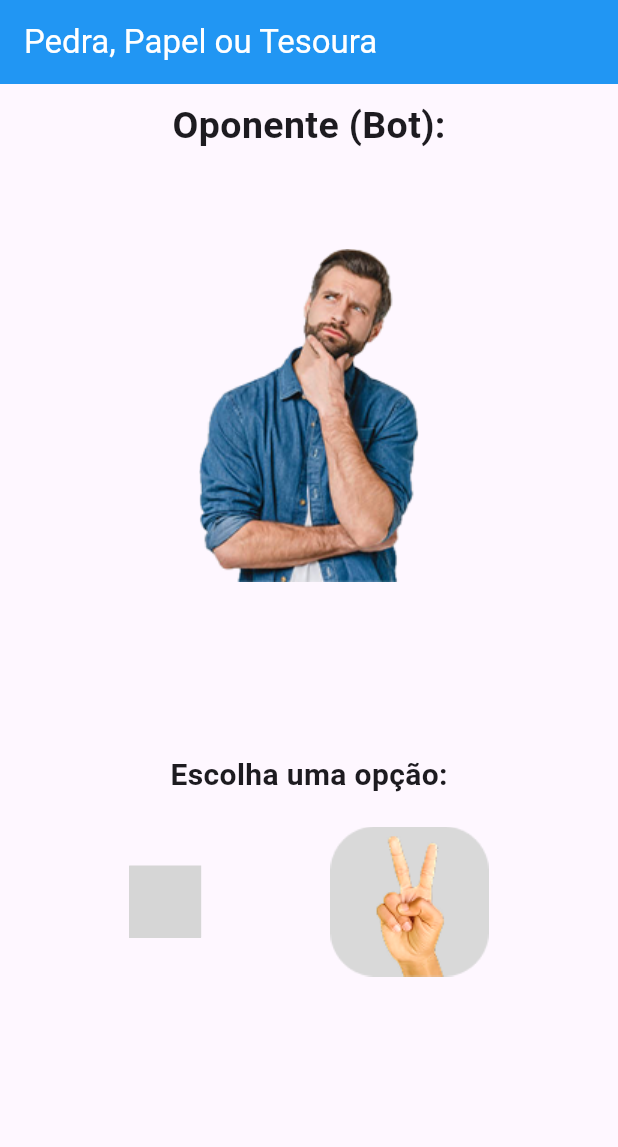
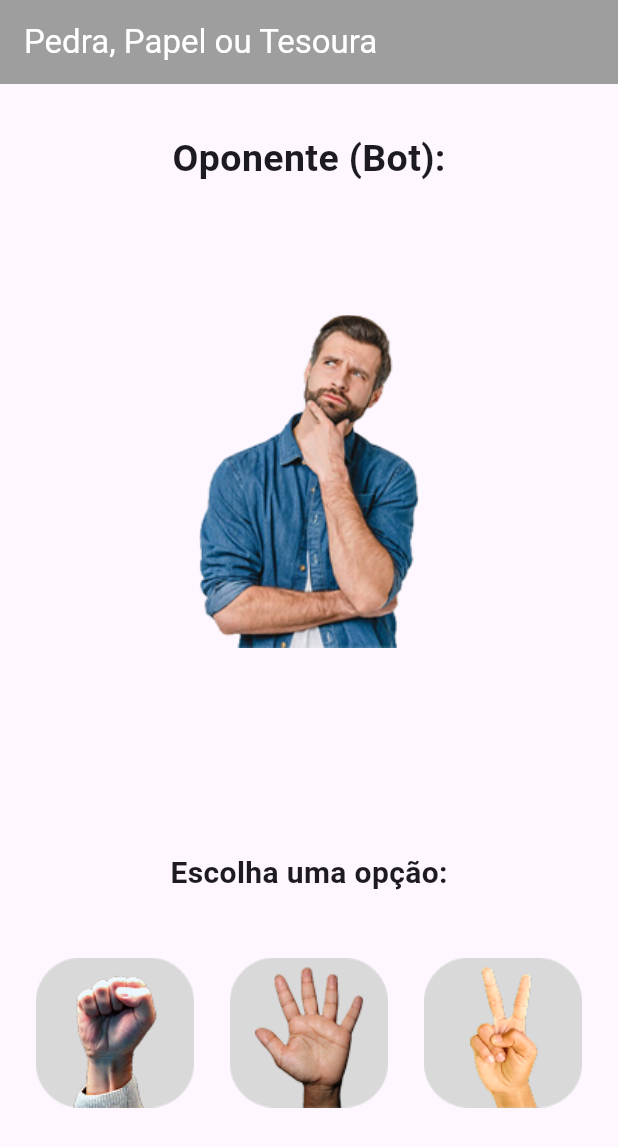
Before and after one commit to joaovictormuraror/jokenpo, a Flutter app: the screen it shows after launch, on a phone screen of 412 x 824 dp. Shown: the top 1147 px of the screen. Run offline on Flutter 3.47's test engine with Material 3 defaults, Android fonts, the phone set to English and light mode, and no system bars; grey boxes are pictures that could not be loaded.

Commit message:
animacao girando kkk

```diff
--- a/lib/main.dart
+++ b/lib/main.dart
@@ -1,3 +1,5 @@
+import 'dart:math';
+import 'dart:async';
 
 import 'package:flutter/material.dart';
 
@@ -17,16 +19,69 @@ class TelaInicial extends StatefulWidget {
 }
 
 class _TelaInicialState extends State<TelaInicial> {
+
+
+  List opcoes = ["pedra", "papel", "tesoura"];
+  String _mensagem = "Escolha uma opção:";
+  String _bot = "assets/img/homem.png";
+  String? _jogadaUsuario;
+  bool _jogadaFeita = false;
+  bool _animando = false;
+  double _rotacao = 0.0;
+
+  void realizarJogo() {
+    if (_jogadaUsuario == null) return;
+
+    setState(() {
+      _animando = true;
+      _bot = "assets/img/mao_chacoalha.png";
+      _rotacao += 1.0; // para girar 360 graus
+    });
+
+    Timer(Duration(seconds: 2), () {
+      int i = Random().nextInt(3);
+      String escolherAleatorio = opcoes[i];
+
+      setState(() {
+        _bot = "assets/img/" + escolherAleatorio + ".png";
+
+        if (_jogadaUsuario == "pedra" && escolherAleatorio == "tesoura" ||
+            _jogadaUsuario == "papel" && escolherAleatorio == "pedra" ||
+            _jogadaUsuario == "tesoura" && escolherAleatorio == "papel") {
+          _mensagem = "Você ganhou do bot";
+        } else if (_jogadaUsuario == "pedra" && escolherAleatorio == "papel" ||
+                   _jogadaUsuario == "papel" && escolherAleatorio == "tesoura" ||
+                   _jogadaUsuario == "tesoura" && escolherAleatorio == "pedra") {
+          _mensagem = "Você perdeu pro bot kkkkkkkk";
+        } else {
+          _mensagem = "Deu empate 👀";
+        }
+
+        _jogadaFeita = true;
+        _animando = false;
+      });
+    });
+  }
+
+  void resetarJogo() {
+    setState(() {
+      _jogadaUsuario = null;
+      _mensagem = "Escolha uma opção:";
+      _bot = "assets/img/homem.png";
+      _jogadaFeita = false;
+    });
+  }
+
   @override
   Widget build(BuildContext context) {
     return Scaffold(
       appBar: AppBar(
         title: Text("Pedra, Papel ou Tesoura"),
-        backgroundColor: Colors.blue,
+        backgroundColor: Colors.grey,
         foregroundColor: Colors.white,
       ),
       body: Container(
-        padding: EdgeInsets.only(bottom: 175),
+        padding: EdgeInsets.only(bottom: 20),
         child: Column(
           mainAxisAlignment: MainAxisAlignment.spaceEvenly,
           children: [
@@ -40,11 +95,15 @@ class _TelaInicialState extends State<TelaInicial> {
                 ),
               ),
             ),
-            Image.asset("assets/img/homem.png", height: 350),
+            AnimatedRotation(
+              turns: _animando ? _rotacao : 0.0,
+              duration: Duration(milliseconds: 500),
+              child: Image.asset(_bot, height: 350),
+            ),
             Padding(
               padding: EdgeInsets.only(top:50, bottom: 20),
               child: Text(
-                "Escolha uma opção:",
+                _mensagem,
                 style: TextStyle(
                   fontSize: 20,
                   fontWeight: FontWeight.bold
@@ -57,13 +116,55 @@ class _TelaInicialState extends State<TelaInicial> {
               children: [
 
                 GestureDetector(
-                  onTap: () => _jogar(), // parando aqui 21:07MIN
+                  onTap: () {
+                    setState(() {
+                      _jogadaUsuario = "pedra";
+                    });
+                  },
                   child: Image.asset("assets/img/mao_fechada.png", height: 100),
-                )
+                ),
+                GestureDetector(
+                  onTap: () {
+                    setState(() {
+                      _jogadaUsuario = "papel";
+                    });
+                  },
+                  child: Image.asset("assets/img/mao_aberta.png", height: 100),
+                ),
+                GestureDetector(
+                  onTap: () {
+                    setState(() {
+                      _jogadaUsuario = "tesoura";
+                    });
+                  },
+                  child: Image.asset("assets/img/mao_tesoura.png", height: 100),
+                ),
 
-                Image.asset("assets/img/mao_aberta.png", height: 100),
-                Image.asset("assets/img/tesoura.png", height: 100),
+
               ],
+            ),
+            Visibility(
+              visible: _jogadaUsuario != null && !_jogadaFeita,
+              child: ElevatedButton(
+                onPressed: realizarJogo,
+                style: ElevatedButton.styleFrom(
+                  backgroundColor: Colors.greenAccent,
+                  foregroundColor: Colors.black,
+
+                ),
+                child: Text("Jogar"),
+              ),
+            ),
+            Visibility(
+              visible: _jogadaFeita,
+              child: ElevatedButton(
+                onPressed: resetarJogo,
+                style: ElevatedButton.styleFrom(
+                  backgroundColor: Colors.redAccent,
+                  foregroundColor: Colors.white,
+                ),
+                child: Text("Jogar Novamente"),
+              ),
             ),
           ],
         ),
--- a/pubspec.yaml
+++ b/pubspec.yaml
@@ -63,7 +63,10 @@ flutter:
     - assets/img/mao_aberta.png
     - assets/img/mao_chacoalha.png
     - assets/img/mao_fechada.png
+    - assets/img/mao_tesoura.png
     - assets/img/tesoura.png
+    - assets/img/pedra.png
+    - assets/img/papel.png
 
   # An image asset can refer to one or more resolution-specific "variants", see
   # https://flutter.dev/to/resolution-aware-images
```
Also changed, not shown: assets/img/mao_chacoalha.png, assets/img/mao_tesoura.png (added), assets/img/papel.png (added), assets/img/pedra.png (added), assets/img/tesoura.png, 2 other files.
